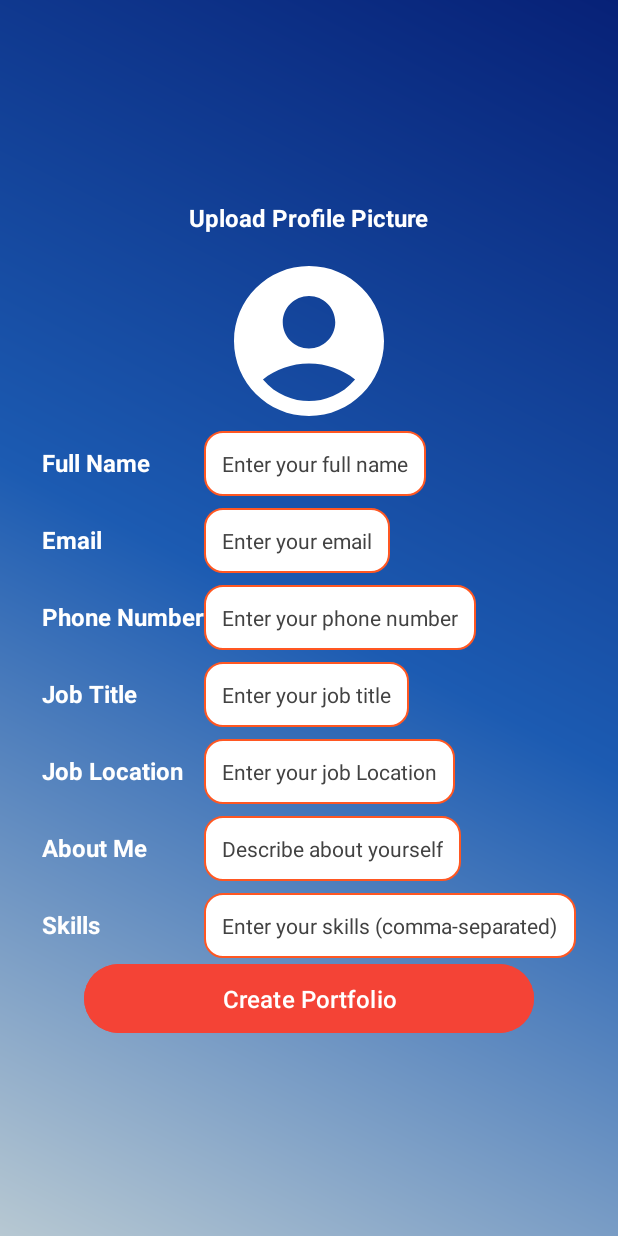
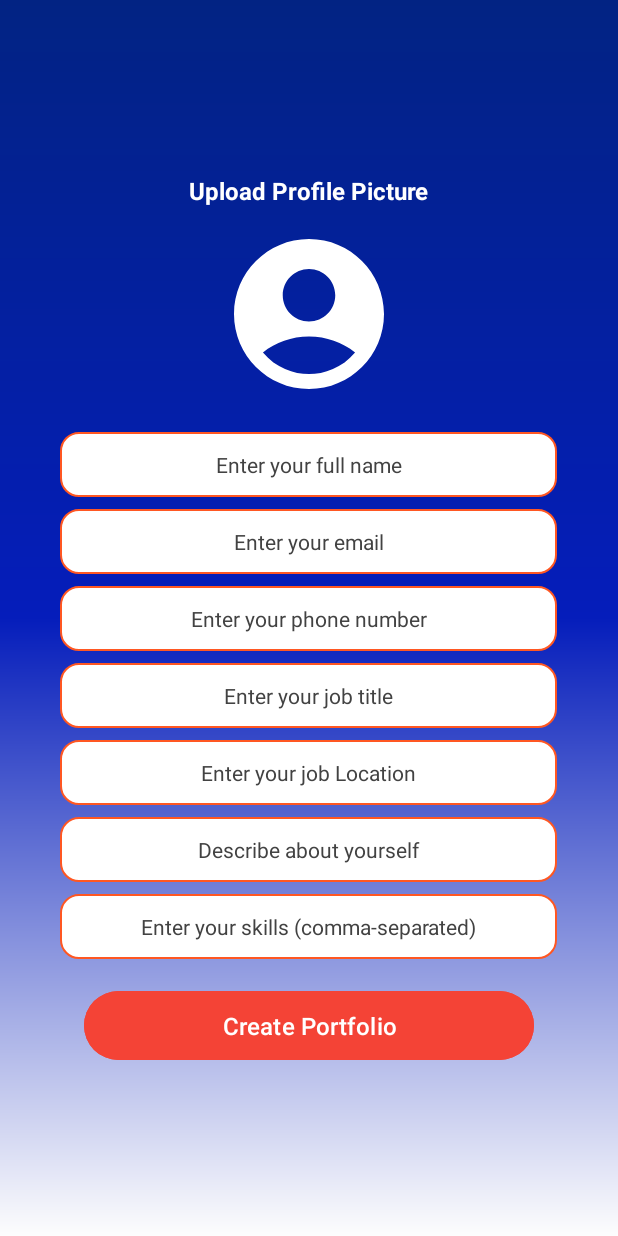
Before and after one commit to amankrsinghh/PortFolio-Builder-By-AKS, an Android app: the MainActivity screen opened directly, with no data from a screen before it, on a phone screen of 412 x 824 dp. Run offline under Robolectric (Android 15) with nearby library versions, the phone set to English and light mode, and no system bars; our stand-ins replace CircleImageView; network calls fail; pictures from the network do not load.

Commit message:
try to improving design

```diff
--- a/app/src/main/res/drawable/background.xml
+++ b/app/src/main/res/drawable/background.xml
@@ -6,10 +6,10 @@
         android:color="#D4D2D2"/>
 
    <gradient
-       android:startColor="#B7C8D2"
-       android:centerColor="#1C5BB2"
-       android:endColor="#072177"
-       android:angle="45"
+       android:startColor="#FDFDFD"
+android:centerColor="#051DBB"
+       android:endColor="#022383"
+       android:angle="90"
 />
 
 </shape>
--- /dev/null
+++ b/app/src/main/res/drawable/baseline_add_a_photo_24.xml
@@ -0,0 +1,5 @@
+<vector xmlns:android="http://schemas.android.com/apk/res/android" android:height="24dp" android:tint="#000000" android:viewportHeight="24" android:viewportWidth="24" android:width="24dp">
+
+    <path android:fillColor="@android:color/white" android:pathData="M3,4V1h2v3h3v2H5v3H3V6H0V4H3zM6,10V7h3V4h7l1.83,2H21c1.1,0 2,0.9 2,2v12c0,1.1 -0.9,2 -2,2H5c-1.1,0 -2,-0.9 -2,-2V10H6zM13,19c2.76,0 5,-2.24 5,-5s-2.24,-5 -5,-5s-5,2.24 -5,5S10.24,19 13,19zM9.8,14c0,1.77 1.43,3.2 3.2,3.2s3.2,-1.43 3.2,-3.2s-1.43,-3.2 -3.2,-3.2S9.8,12.23 9.8,14z"/>
+
+</vector>
--- a/app/src/main/res/drawable/pfbackground.xml
+++ b/app/src/main/res/drawable/pfbackground.xml
@@ -3,7 +3,9 @@
     android:shape="rectangle">
 
     <gradient
-        android:startColor="#52D7F8"
-        android:endColor="#09ED64"/>
+        android:startColor="#034AC4"
+        android:centerColor="#fff"
+        android:endColor="#F2E0E0"
+        android:angle="90"/>
 
 </shape>
--- a/app/src/main/res/layout/activity_jobs.xml
+++ b/app/src/main/res/layout/activity_jobs.xml
@@ -6,6 +6,7 @@
     android:layout_height="match_parent"
     tools:context=".Jobs"
     android:orientation="vertical"
+android:background="@drawable/background"
     android:gravity="center">
 
     <androidx.recyclerview.widget.RecyclerView
--- a/app/src/main/res/layout/activity_main.xml
+++ b/app/src/main/res/layout/activity_main.xml
@@ -1,222 +1,158 @@
 <?xml version="1.0" encoding="utf-8"?>
-<LinearLayout
-    xmlns:android="http://schemas.android.com/apk/res/android"
+<LinearLayout xmlns:android="http://schemas.android.com/apk/res/android"
     xmlns:app="http://schemas.android.com/apk/res-auto"
     xmlns:tools="http://schemas.android.com/tools"
     android:id="@+id/main"
     android:layout_width="match_parent"
     android:layout_height="match_parent"
-    tools:context=".MainActivity"
+android:background="@drawable/background"
+    android:gravity="center"
     android:orientation="vertical"
-    android:gravity="center"
     android:padding="16dp"
-    android:background="@drawable/background">
-
-
+    tools:context=".MainActivity">
 
 
     <!-- Profile Picture Upload -->
     <TextView
         android:layout_width="wrap_content"
         android:layout_height="wrap_content"
+        android:layout_marginBottom="8dp"
+        android:padding="3dp"
         android:text="Upload Profile Picture"
+        android:textColor="#FFFFFF"
         android:textSize="16sp"
-                        android:textStyle="bold"
-                        android:padding="3dp"
-                        android:textColor="#FFFFFF"
-                        android:layout_marginBottom="8dp" />
+        android:textStyle="bold" />
     <!-- Upload Picture Button -->
     <com.google.android.material.imageview.ShapeableImageView
         android:id="@+id/profilepic"
         android:layout_width="120dp"
         android:layout_height="120dp"
+        android:layout_gravity="center"
+        android:adjustViewBounds="true"
+        android:layout_marginBottom="9dp"
+        android:background="@android:color/transparent"
+        android:scaleType="centerCrop"
         android:src="@drawable/baseline_account_circle_24"
-                android:scaleType="centerCrop"
-                android:background="@android:color/transparent"
-                android:adjustViewBounds="true"
-                app:shapeAppearanceOverlay="@style/CircleImageView"
-                android:layout_gravity="center"
-                 />
-            <GridLayout
-                android:layout_width="wrap_content"
+        app:shapeAppearanceOverlay="@style/CircleImageView" />
+
+<LinearLayout
+    android:layout_width="350dp"
+    android:padding="9dp"
     android:layout_height="wrap_content"
-                android:columnCount="2"
-                android:rowCount="7">
-
+    android:gravity="center"
+    android:orientation="vertical">
 
         <!-- Full Name -->
-                <TextView
-                    android:layout_width="wrap_content"
-                    android:layout_height="wrap_content"
-                    android:text="Full Name"
-                    android:textSize="16sp"
-                    android:textColor="#FFFFFF"
-                    android:textStyle="bold"
-                     />
+
 
         <EditText
             android:id="@+id/input_name"
             android:layout_width="match_parent"
             android:layout_height="wrap_content"
+            android:layout_marginBottom="8dp"
+            android:background="@drawable/etbackground"
             android:hint="Enter your full name"
+            android:padding="12dp"
+            android:gravity="center"
             android:textColor="@color/black"
             android:textColorHint="#424242"
-                    android:layout_marginBottom="8dp"
-                    android:background="@drawable/etbackground"
-                    android:padding="12dp"
             android:textSize="14sp" />
 
         <!-- Email -->
-                <TextView
-                    android:layout_width="wrap_content"
-                    android:layout_height="wrap_content"
 
-                    android:layout_marginBottom="8dp"
-                    android:text="Email"
-                    android:textColor="#FFFFFF"
-                    android:textSize="16sp"
-                    android:textStyle="bold" />
 
         <EditText
             android:id="@+id/input_email"
             android:layout_width="match_parent"
             android:layout_height="wrap_content"
+            android:layout_marginBottom="8dp"
+            android:background="@drawable/etbackground"
             android:hint="Enter your email"
+            android:inputType="textEmailAddress"
+            android:padding="12dp"
+            android:gravity="center"
             android:textColor="@color/black"
             android:textColorHint="#424242"
-                    android:layout_marginBottom="8dp"
-                    android:background="@drawable/etbackground"
-                    android:padding="12dp"
-                    android:inputType="textEmailAddress"
-                    android:textSize="14sp" />
-
-                <!-- Phone Number -->
-                <TextView
-                    android:layout_width="wrap_content"
-                    android:layout_height="wrap_content"
-                    android:text="Phone Number"
-                    android:textSize="16sp"
-                    android:textColor="#FFFFFF"
-                    android:textStyle="bold"
-                    android:layout_marginBottom="8dp" />
-
-                <EditText
-                    android:id="@+id/input_phone"
-                    android:layout_width="wrap_content"
-                    android:layout_height="wrap_content"
-                    android:hint="Enter your phone number"
-                    android:background="@drawable/etbackground"
-                    android:padding="12dp"
-                    android:layout_marginBottom="8dp"
-                    android:textColor="@color/black"
-                    android:textColorHint="#424242"
-                    android:inputType="phone"
-                    android:textSize="14sp" />
-
-                <!-- Job Title -->
-                <TextView
-                    android:layout_width="wrap_content"
-                    android:layout_height="wrap_content"
-                    android:text="Job Title"
-                    android:textSize="16sp"
-                    android:textStyle="bold"
-                    android:textColor="#FFFFFF"
-                    android:layout_marginBottom="8dp" />
-
-                <EditText
-                    android:id="@+id/input_job_title"
-                    android:layout_width="wrap_content"
-                    android:layout_height="wrap_content"
-                    android:hint="Enter your job title"
-                    android:textColorHint="#424242"
-                    android:textColor="@color/black"
-                    android:layout_marginBottom="8dp"
-                    android:background="@drawable/etbackground"
-                    android:padding="12dp"
-                    android:textSize="14sp" />
-
-                <!-- Location -->
-                <TextView
-                    android:layout_width="wrap_content"
-                    android:layout_height="wrap_content"
-                    android:text="Job Location"
-                    android:textSize="16sp"
-                    android:textStyle="bold"
-                    android:textColor="#FFFFFF"
-                    android:layout_marginBottom="8dp" />
-
-                <EditText
-                    android:id="@+id/input_job_location"
-                    android:layout_width="wrap_content"
-                    android:layout_height="wrap_content"
-                    android:hint="Enter your job Location"
-                    android:textColorHint="#424242"
-                    android:layout_marginBottom="8dp"
-                    android:textColor="@color/black"
-                    android:background="@drawable/etbackground"
-                    android:padding="12dp"
-                    android:textSize="14sp" />
-
-                <!-- About -->
-                <TextView
-                    android:layout_width="wrap_content"
-                    android:layout_height="wrap_content"
-                    android:text="About Me"
-                    android:textSize="16sp"
-                    android:textColor="#FFFFFF"
-                    android:textStyle="bold"
-                    android:layout_marginBottom="8dp" />
-
-                <EditText
-                    android:id="@+id/input_about"
-                    android:layout_width="wrap_content"
-                    android:layout_height="wrap_content"
-                    android:hint="Describe about yourself"
-                    android:padding="12dp"
-                    android:textColorHint="#424242"
-                    android:textColor="@color/black"
-                    android:layout_marginBottom="8dp"
-                    android:background="@drawable/etbackground"
-                    android:inputType="textUri"
             android:textSize="14sp" />
 
 
 
+        <EditText
+            android:id="@+id/input_phone"
+            android:layout_width="match_parent"
+            android:layout_height="wrap_content"
+            android:layout_marginBottom="8dp"
+            android:background="@drawable/etbackground"
+            android:hint="Enter your phone number"
+            android:inputType="phone"
+            android:padding="12dp"
+            android:gravity="center"
+            android:textColor="@color/black"
+            android:textColorHint="#424242"
+            android:textSize="14sp" />
 
-                <!-- Skills -->
-                <TextView
-                    android:layout_width="wrap_content"
+
+
+        <EditText
+            android:id="@+id/input_job_title"
+            android:layout_width="match_parent"
             android:layout_height="wrap_content"
-                    android:text="Skills"
-                    android:textSize="16sp"
-                    android:textStyle="bold"
-                    android:textColor="#FFFFFF"
+            android:layout_marginBottom="8dp"
+            android:background="@drawable/etbackground"
+            android:hint="Enter your job title"
+            android:padding="12dp"
+            android:gravity="center"
+            android:textColor="@color/black"
+            android:textColorHint="#424242"
+            android:textSize="14sp" />
 
-                    android:layout_marginBottom="8dp" />
+
+
+        <EditText
+            android:id="@+id/input_job_location"
+            android:layout_width="match_parent"
+            android:layout_height="wrap_content"
+            android:layout_marginBottom="8dp"
+            android:background="@drawable/etbackground"
+            android:hint="Enter your job Location"
+            android:padding="12dp"
+            android:gravity="center"
+            android:textColor="@color/black"
+            android:textColorHint="#424242"
+            android:textSize="14sp" />
+
+
+
+        <EditText
+            android:id="@+id/input_about"
+            android:layout_width="match_parent"
+            android:layout_height="wrap_content"
+            android:layout_marginBottom="8dp"
+            android:background="@drawable/etbackground"
+            android:hint="Describe about yourself"
+            android:inputType="textUri"
+            android:gravity="center"
+            android:padding="12dp"
+            android:textColor="@color/black"
+            android:textColorHint="#424242"
+            android:textSize="14sp" />
+
+
 
         <EditText
             android:id="@+id/input_skills"
-                    android:layout_width="wrap_content"
+            android:layout_width="match_parent"
             android:layout_height="wrap_content"
+            android:gravity="center"
+            android:background="@drawable/etbackground"
+            android:hint="Enter your skills (comma-separated)"
+            android:padding="12dp"
+            android:textColor="@color/black"
             android:textColorHint="#424242"
-                    android:textColor="@color/black"
-                    android:hint="Enter your skills (comma-separated)"
-                    android:background="@drawable/etbackground"
-                    android:padding="12dp"
-                    android:textSize="14sp" />
+            android:textSize="14sp"
+            android:layout_marginBottom="8dp"/>
 
-            </GridLayout>
-
-
-
-
-
-
-
-
-
-
-
+</LinearLayout>
 
 
     <!-- Submit Button -->
@@ -225,14 +161,10 @@
         android:layout_width="300dp"
         android:layout_height="wrap_content"
         android:backgroundTint="#F44336"
+        android:padding="12dp"
         android:text="Create Portfolio"
         android:textColor="#FFFFFF"
-            android:padding="12dp"
         android:textSize="16sp" />
 
 
-
-
-
-
 </LinearLayout>
```
Also changed, not shown: app/src/main/java/com/example/pfbuilder/update.java (+14 -0 lines), app/src/main/res/layout/activity_portfolio.xml (+10 -6 lines), app/src/main/res/layout/activity_update.xml (+57 -2 lines), app/src/main/res/layout/job_row_design.xml (+18 -13 lines), app/src/main/res/layout/row_design.xml (+13 -11 lines). Lines whose indentation alone changed are shown as unchanged.
